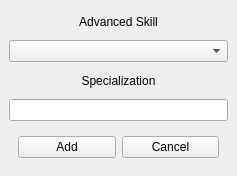
ryn1u/WFRP-Fast-Many-Rolls, file add_advanced_skill_dialog.ui: the form before one commit.
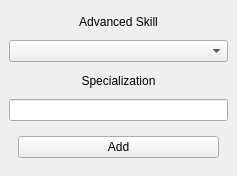
The form after the commit.

Commit message: added advanced skill adding in character creator

Diff of the .ui file:
```diff
--- a/add_advanced_skill_dialog.ui
+++ b/add_advanced_skill_dialog.ui
@@ -51,13 +51,6 @@
          </property>
         </widget>
        </item>
-       <item>
-        <widget class="QPushButton" name="cancel_button">
-         <property name="text">
-          <string>Cancel</string>
-         </property>
-        </widget>
-       </item>
       </layout>
      </widget>
     </item>
```
The commit also changes 7 other files.
